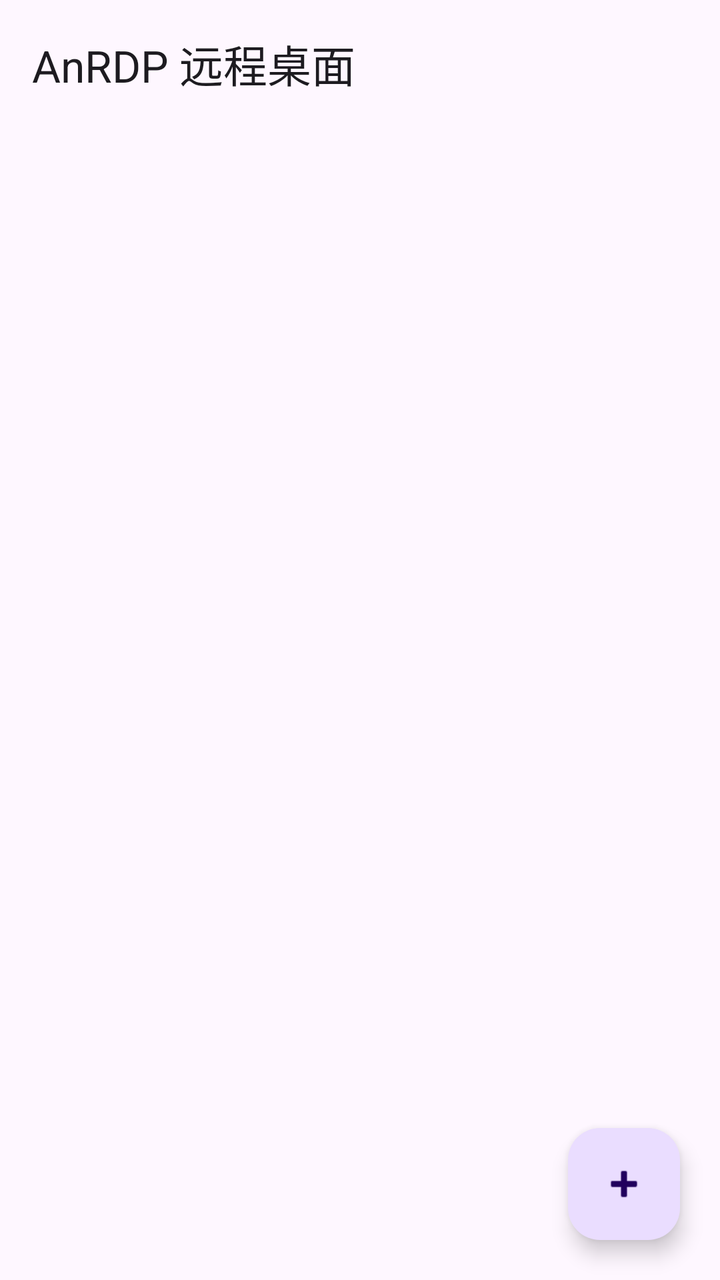
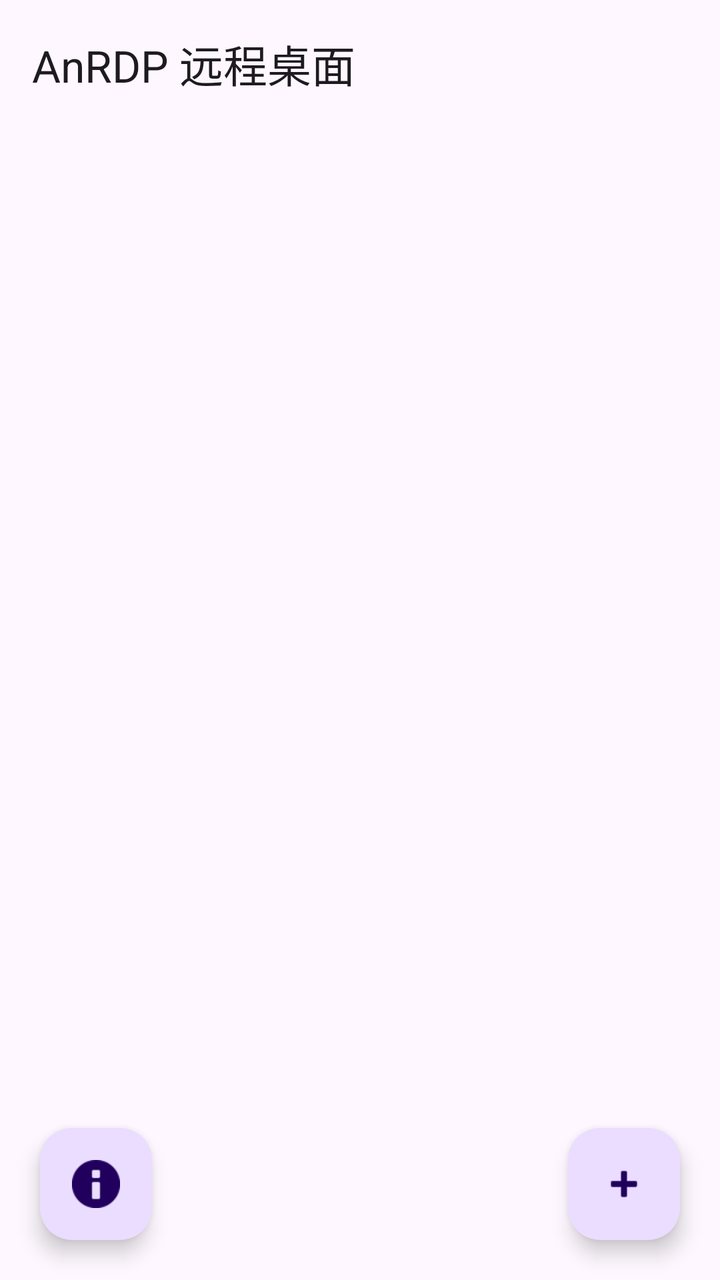

The first picture is an Android layout as it rendered before a commit; the second is the same layout after the commit. The layout source and the unified diff follow.
<!-- AndroidManifest.xml: application theme Theme.AnRdp -->
<!-- res/layout/activity_main.xml -->
<?xml version="1.0" encoding="utf-8"?>
<androidx.coordinatorlayout.widget.CoordinatorLayout
    xmlns:android="http://schemas.android.com/apk/res/android"
    xmlns:app="http://schemas.android.com/apk/res-auto"
    android:layout_width="match_parent"
    android:layout_height="match_parent">

    <com.google.android.material.appbar.AppBarLayout
        android:layout_width="match_parent"
        android:layout_height="wrap_content">

        <com.google.android.material.appbar.MaterialToolbar
            android:id="@+id/toolbar"
            android:layout_width="match_parent"
            android:layout_height="?attr/actionBarSize"
            app:title="@string/app_name" />
    </com.google.android.material.appbar.AppBarLayout>

    <androidx.recyclerview.widget.RecyclerView
        android:id="@+id/recyclerView"
        android:layout_width="match_parent"
        android:layout_height="match_parent"
        app:layout_behavior="@string/appbar_scrolling_view_behavior" />

    <TextView
        android:id="@+id/emptyView"
        android:layout_width="wrap_content"
        android:layout_height="wrap_content"
        android:layout_gravity="center"
        android:gravity="center"
        android:text="@string/empty_connections"
        android:textSize="16sp"
        android:visibility="gone" />

    <com.google.android.material.floatingactionbutton.FloatingActionButton
        android:id="@+id/fabAdd"
        android:layout_width="wrap_content"
        android:layout_height="wrap_content"
        android:layout_gravity="bottom|end"
        android:layout_margin="20dp"
        android:contentDescription="@string/add_connection"
        app:srcCompat="@android:drawable/ic_input_add" />
</androidx.coordinatorlayout.widget.CoordinatorLayout>
<!-- resources referenced by this layout -->
<resources>
  <string name="add_connection">新建连接</string>
  <string name="app_name">AnRDP 远程桌面</string>
  <string name="empty_connections">暂无连接\n点击右下角 + 新建 RDP 连接</string>
  <style name="Theme.AnRdp" parent="Theme.Material3.DayNight.NoActionBar">
          <item name="colorPrimary">#1565C0</item>
          <item name="colorPrimaryVariant">#003c8f</item>
          <item name="colorSecondary">#00838F</item>
      </style>
</resources>

<!-- the commit's change to res/layout/activity_main.xml (unified diff, before → after) -->
@@ -33,6 +33,15 @@
         android:visibility="gone" />
 
     <com.google.android.material.floatingactionbutton.FloatingActionButton
+        android:id="@+id/fabTailscale"
+        android:layout_width="wrap_content"
+        android:layout_height="wrap_content"
+        android:layout_gravity="bottom|start"
+        android:layout_margin="20dp"
+        android:contentDescription="Tailscale 配置"
+        app:srcCompat="@android:drawable/ic_dialog_info" />
+
+    <com.google.android.material.floatingactionbutton.FloatingActionButton
         android:id="@+id/fabAdd"
         android:layout_width="wrap_content"
         android:layout_height="wrap_content"
